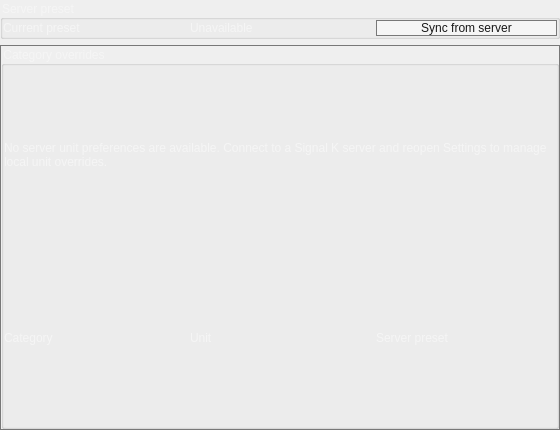
Before: the Qt Designer form ui/settings/Units.ui in OpenFairWind/FairWindSK, drawn with Qt 5.
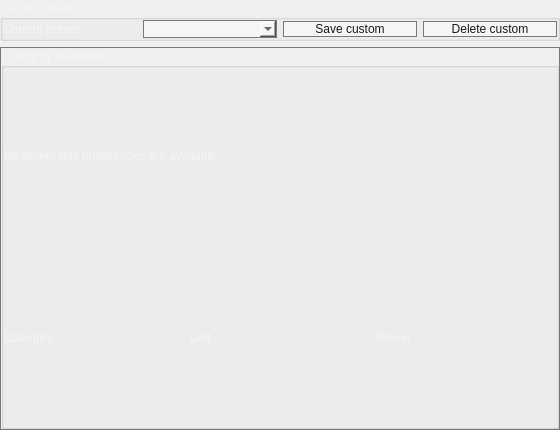
After: the same form once the commit is applied.

Commit message: Refine units presets management in settings

Diff of the .ui file:
```diff
--- a/ui/settings/Units.ui
+++ b/ui/settings/Units.ui
@@ -67,16 +67,19 @@
        </widget>
       </item>
       <item row="0" column="1">
-       <widget class="QLabel" name="label_presetValue">
+       <widget class="QComboBox" name="comboBox_preset"/>
+      </item>
+      <item row="0" column="2">
+       <widget class="QPushButton" name="pushButton_saveCustomPreset">
         <property name="text">
-         <string>Unavailable</string>
+         <string>Save custom</string>
         </property>
        </widget>
       </item>
-      <item row="0" column="2">
-       <widget class="QPushButton" name="pushButton_syncFromServer">
+      <item row="0" column="3">
+       <widget class="QPushButton" name="pushButton_deletePreset">
         <property name="text">
-         <string>Sync from server</string>
+         <string>Delete custom</string>
         </property>
        </widget>
       </item>
@@ -137,7 +140,7 @@
              <bool>true</bool>
             </property>
             <property name="text">
-             <string>No server unit preferences are available. Connect to a Signal K server and reopen Settings to manage local unit overrides.</string>
+             <string>No server unit preferences are available.</string>
             </property>
            </widget>
           </item>
@@ -160,7 +163,7 @@
             <item row="0" column="2">
              <widget class="QLabel" name="label_headerServer">
               <property name="text">
-               <string>Server preset</string>
+               <string>Preset</string>
               </property>
              </widget>
             </item>
```
Lines whose indentation alone changed are shown as unchanged. The commit also changes 4 other files.
